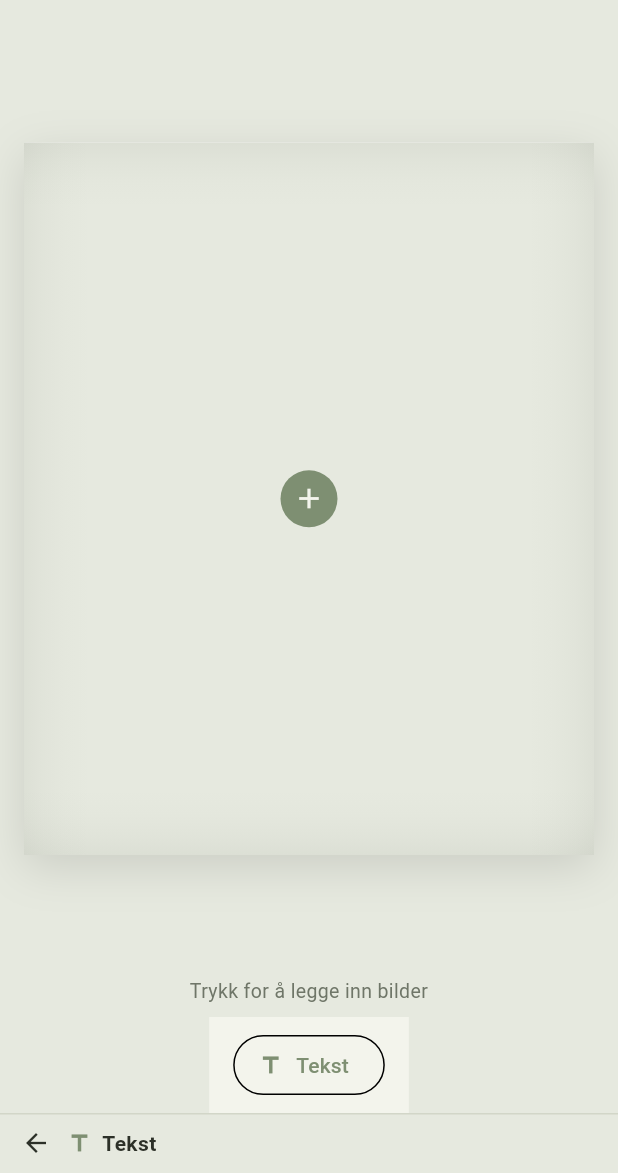
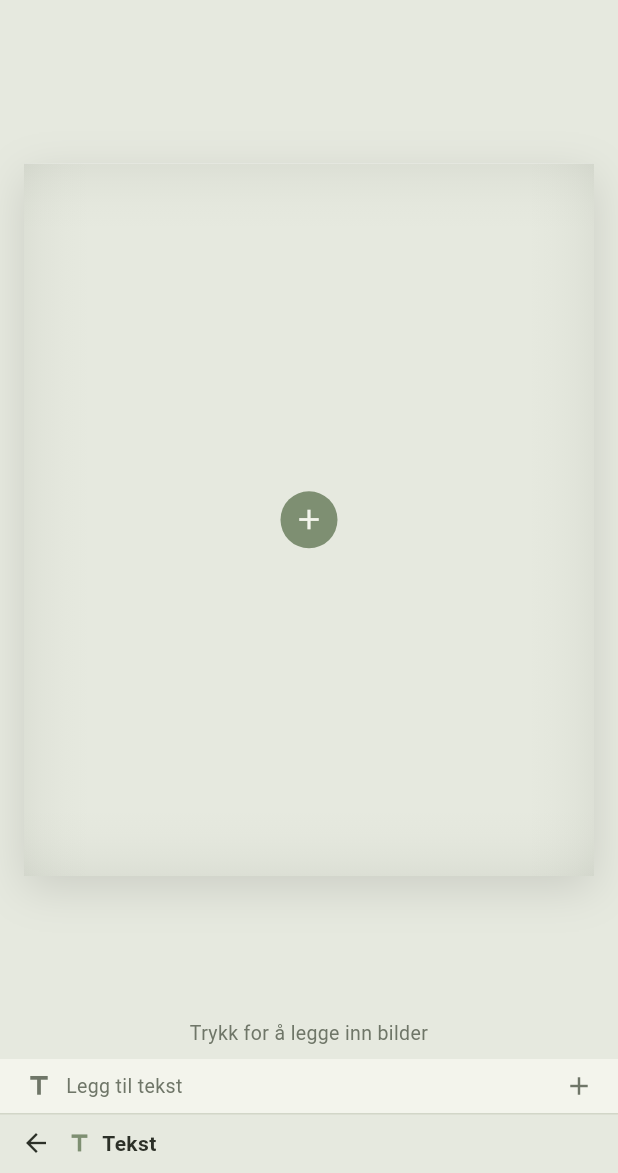
Before and after one commit to hannekj/image_grid, a Flutter app: the LayoutEditorPage screen opened directly with sample values from the repository, after a tap on "Tekst", on a phone screen of 412 x 824 dp, the part 63-1236 px from its top. Run offline on Flutter 3.47's test engine with Material 3 defaults, Android fonts, the phone set to English and light mode, and no system bars; our stand-ins replace google_fonts, image_picker, share_plus; missing offline and left inert: gal.

Commit message:
Add overlay-frame layout and improve text tool empty state
- Add 'Ramme over' grid layout with centered framed photo on top of background
- Draw overlay-frame thumbnail in LayoutOutlinePainter
- Replace OutlinedButton in empty text panel with a flat icon row

Co-authored-by: Cursor <cursoragent@cursor.com>

```diff
--- a/lib/overlay_text_controls.dart
+++ b/lib/overlay_text_controls.dart
@@ -66,10 +66,21 @@ class _OverlayTextControlsState extends State<OverlayTextControls> {
   @override
   Widget build(BuildContext context) {
     if (_textIndexes.isEmpty) {
-      return OutlinedButton.icon(
-        onPressed: widget.onAddText,
-        icon: const Icon(Icons.title),
-        label: const Text('Tekst'),
+      return GestureDetector(
+        onTap: widget.onAddText,
+        child: Row(
+          children: [
+            const Icon(Icons.title, size: 20, color: AppTheme.muted),
+            const SizedBox(width: 8),
+            const Expanded(
+              child: Text(
+                'Legg til tekst',
+                style: TextStyle(fontSize: 13, color: AppTheme.muted),
+              ),
+            ),
+            Icon(Icons.add, size: 20, color: AppTheme.muted),
+          ],
+        ),
       );
     }
 
```
Also changed, not shown: lib/grid_layout.dart (+9 -0 lines), lib/layout_editor_page.dart (+42 -6 lines), lib/layout_outline_painter.dart (+32 -0 lines).
